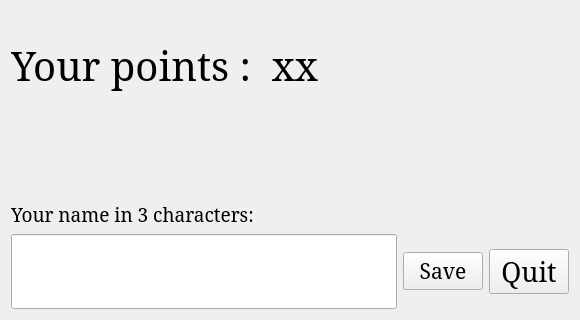
This is GalaxyGame/Student/game_over.ui in cronos23/spacewaifus as Qt 5 draws it before an edit; both pictures show x 0 to 580 and y 381 to 701 of the 580 by 701 pixel window. The edited form follows.
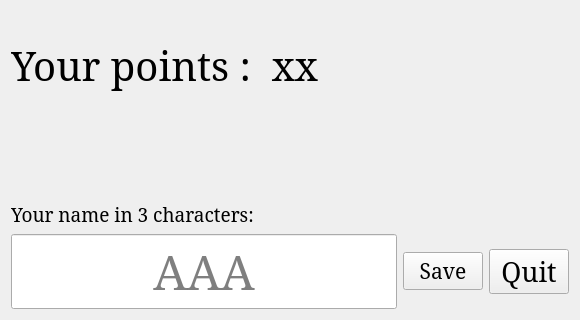
This is the edited form.

Diff of the .ui file:
```diff
--- a/GalaxyGame/Student/game_over.ui
+++ b/GalaxyGame/Student/game_over.ui
@@ -140,7 +140,7 @@
       <set>Qt::AlignCenter</set>
      </property>
      <property name="placeholderText">
-      <string/>
+      <string>AAA</string>
      </property>
     </widget>
    </item>
```
